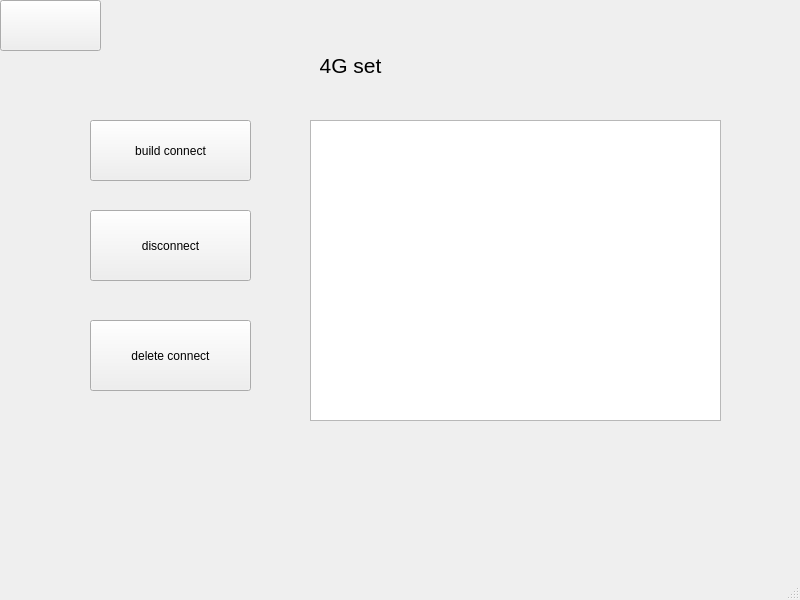
jizizihe/baijie_demo, file qt/t507/sim_module.ui: the form before one commit.
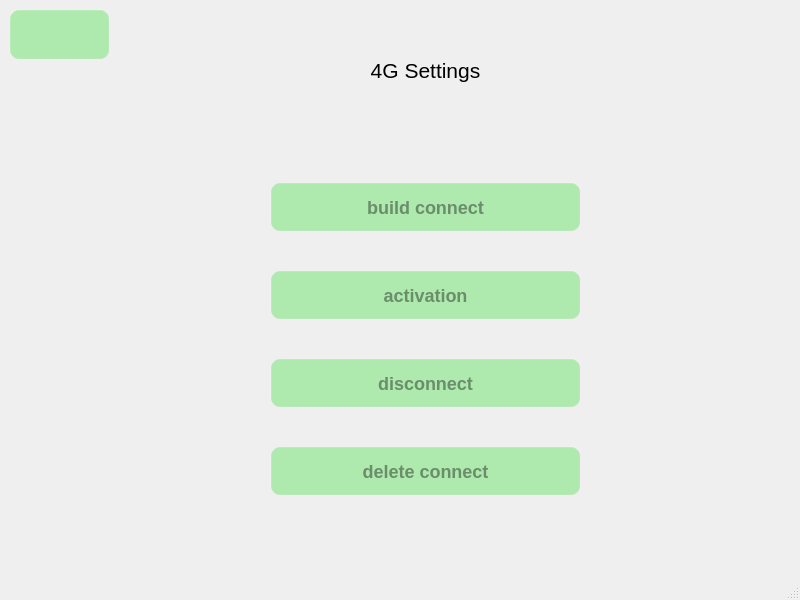
The form after the commit. Icons and pictures are not drawn.

Commit message: add 4G module

Patch:
```diff
--- a/qt/t507/sim_module.ui
+++ b/qt/t507/sim_module.ui
@@ -13,12 +13,54 @@
   <property name="windowTitle">
    <string>MainWindow</string>
   </property>
+  <property name="styleSheet">
+   <string notr="true">#sim_module
+{
+border-image: url(:/t507_button_image/all/3.webp);
+}
+/****************按钮部件*******************/
+QPushButton{
+     background-color: rgba(100, 225, 100, 120);/*背景色*/
+     border-style: outset; /*边框样式*/
+     border-width:  2px;  /*边框宽度为4像素*/
+     border-radius: 10px; /*边框圆角半径*/
+     border-color: rgba(255, 225, 255, 30);/*边框颜色*/
+     font: bold 18px;/*字体*/
+     color:rgba(0, 0, 0, 100);/*字体颜色*/
+     padding: 6px; /*填衬*/
+	outline: none; /*去掉按钮的虚线框*/
+}
+
+QPushButton:hover{ /*鼠标悬停在按钮上时*/
+        background-color:rgba(100,255,100, 100);
+        border-color: rgba(255, 225, 255, 200);
+        color:rgba(0, 0, 0, 200);
+}
+
+QPushButton:pressed { /*按钮被按下时*/
+     background-color:rgba(100,255,100, 200);
+     border-color: rgba(255, 225, 255, 30);
+     border-style: inset;
+     color:rgba(0, 0, 0, 100);
+}
+
+/****************滑块部件*******************/
+
+
+QSlider::handle:horizontal { /*水平滑块的手柄*/
+        image: url(:/image/sliderHandle.png);
+ }
+
+QSlider::sub-page:horizontal { /*水平滑块手柄以前的部分*/
+        border-image: url(:/image/slider.png);/*边框图片*/
+ }</string>
+  </property>
   <widget class="QWidget" name="centralwidget">
    <widget class="QPushButton" name="pushButton">
     <property name="geometry">
      <rect>
-      <x>0</x>
-      <y>0</y>
+      <x>9</x>
+      <y>9</y>
       <width>101</width>
       <height>51</height>
      </rect>
@@ -34,10 +76,10 @@
    <widget class="QLabel" name="label">
     <property name="geometry">
      <rect>
-      <x>230</x>
-      <y>30</y>
-      <width>241</width>
-      <height>71</height>
+      <x>270</x>
+      <y>10</y>
+      <width>311</width>
+      <height>121</height>
      </rect>
     </property>
     <property name="font">
@@ -46,60 +88,75 @@
      </font>
     </property>
     <property name="text">
-     <string>4G set</string>
+     <string>4G Settings</string>
     </property>
     <property name="alignment">
      <set>Qt::AlignCenter</set>
     </property>
    </widget>
-   <widget class="QPushButton" name="pushButton_2">
+   <widget class="QWidget" name="">
     <property name="geometry">
      <rect>
-      <x>90</x>
-      <y>120</y>
-      <width>161</width>
-      <height>61</height>
+      <x>270</x>
+      <y>150</y>
+      <width>311</width>
+      <height>381</height>
      </rect>
     </property>
-    <property name="text">
-     <string>build connect</string>
-    </property>
-   </widget>
-   <widget class="QPushButton" name="pushButton_3">
-    <property name="geometry">
-     <rect>
-      <x>90</x>
-      <y>320</y>
-      <width>161</width>
-      <height>71</height>
-     </rect>
-    </property>
-    <property name="text">
-     <string>delete connect</string>
-    </property>
-   </widget>
-   <widget class="QPushButton" name="pushButton_4">
-    <property name="geometry">
-     <rect>
-      <x>90</x>
-      <y>210</y>
-      <width>161</width>
-      <height>71</height>
-     </rect>
-    </property>
-    <property name="text">
-     <string>disconnect</string>
-    </property>
-   </widget>
-   <widget class="QTextEdit" name="textEdit">
-    <property name="geometry">
-     <rect>
-      <x>310</x>
-      <y>120</y>
-      <width>411</width>
-      <height>301</height>
-     </rect>
-    </property>
+    <layout class="QVBoxLayout" name="verticalLayout">
+     <item>
+      <widget class="QPushButton" name="SimConnectBtn">
+       <property name="minimumSize">
+        <size>
+         <width>0</width>
+         <height>50</height>
+        </size>
+       </property>
+       <property name="text">
+        <string>build connect</string>
+       </property>
+      </widget>
+     </item>
+     <item>
+      <widget class="QPushButton" name="SimActivationBtn">
+       <property name="minimumSize">
+        <size>
+         <width>0</width>
+         <height>50</height>
+        </size>
+       </property>
+       <property name="text">
+        <string>activation</string>
+       </property>
+      </widget>
+     </item>
+     <item>
+      <widget class="QPushButton" name="SimDisconnectBtn">
+       <property name="minimumSize">
+        <size>
+         <width>0</width>
+         <height>50</height>
+        </size>
+       </property>
+       <property name="text">
+        <string>disconnect</string>
+       </property>
+      </widget>
+     </item>
+     <item>
+      <widget class="QPushButton" name="SImDeleteBtn">
+       <property name="minimumSize">
+        <size>
+         <width>0</width>
+         <height>50</height>
+        </size>
+       </property>
+       <property name="text">
+        <string>delete connect</string>
+       </property>
+      </widget>
+     </item>
+    </layout>
    </widget>
   </widget>
   <widget class="QMenuBar" name="menubar">
```
Left out of the diff: 2 changed lines with no effect on the pictures. The commit also changes 26 other files.
